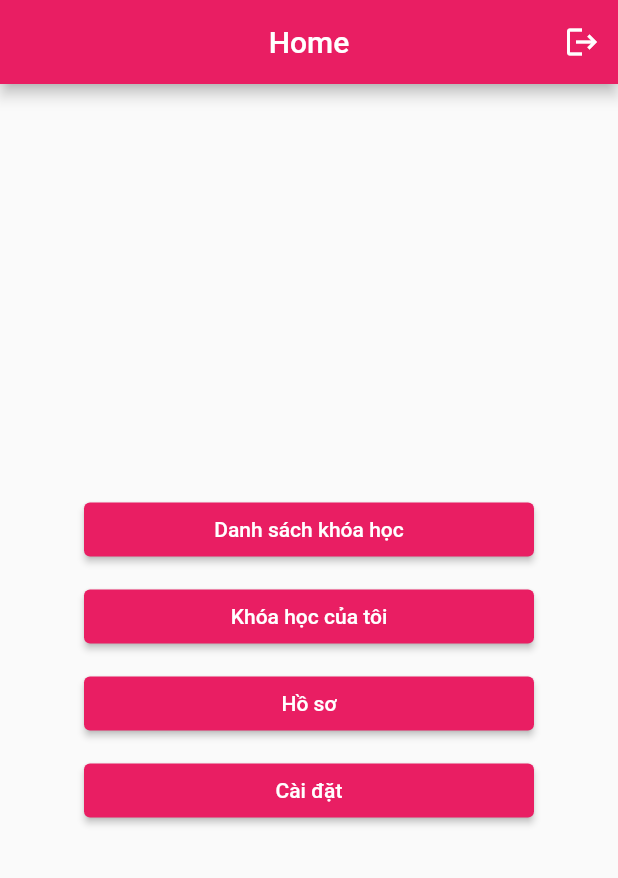
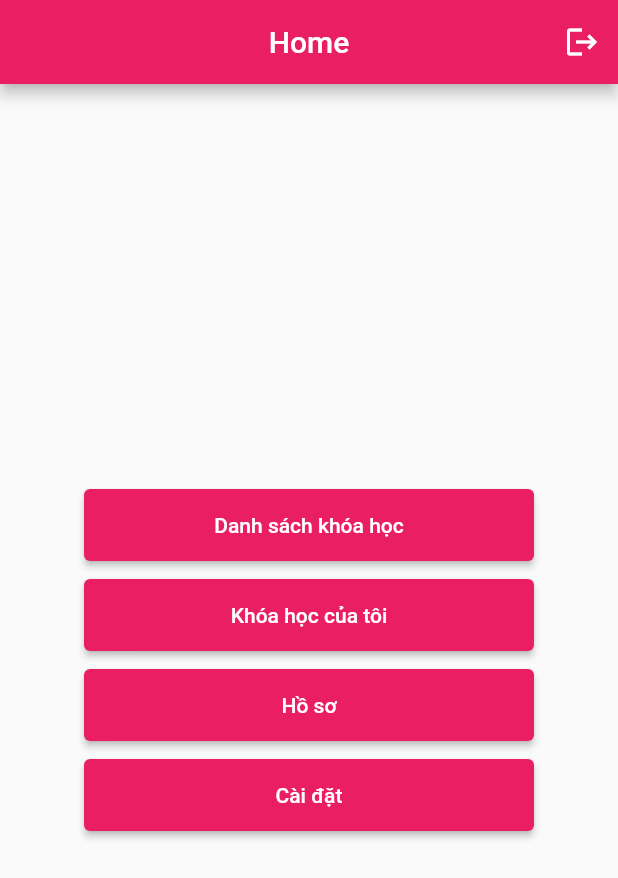
Before and after one commit to pvc97/code-space-client, a Flutter app: the HomeScreen screen opened by its route, on a phone screen of 412 x 824 dp. Shown: the top 878 px of the screen. Run offline on Flutter 3.47's test engine with Material 2 defaults, Android fonts, the phone set to English and light mode, and no system bars; our stand-ins replace dio, equatable, flutter_bloc, flutter_dotenv, flutter_easyloading, get_it and 6 more; missing offline and left inert: code_text_field; accounts and stored records are empty; generated files the repository leaves out were written again.

Commit message:
Refactor UI.

```diff
--- a/lib/constants/app_sizes.dart
+++ b/lib/constants/app_sizes.dart
@@ -2,36 +2,45 @@ import 'package:flutter/material.dart';
 
 /// Constant sizes to be used in the app (paddings, gaps, rounded corners etc.)
 class Sizes {
-  static const p4 = 4.0;
-  static const p8 = 8.0;
-  static const p12 = 12.0;
-  static const p16 = 16.0;
-  static const p20 = 20.0;
-  static const p24 = 24.0;
-  static const p32 = 32.0;
-  static const p48 = 48.0;
-  static const p64 = 64.0;
-  static const p200 = 200.0;
+  Sizes._();
+  static const s4 = 4.0;
+  static const s8 = 8.0;
+  static const s12 = 12.0;
+  static const s16 = 16.0;
+  static const s20 = 20.0;
+  static const s24 = 24.0;
+  static const s32 = 32.0;
+  static const s48 = 48.0;
+  static const s64 = 64.0;
+  static const s200 = 200.0;
+  static const s300 = 300.0;
 }
 
-/// Constant gap widths
-const gapW4 = SizedBox(width: Sizes.p4);
-const gapW8 = SizedBox(width: Sizes.p8);
-const gapW12 = SizedBox(width: Sizes.p12);
-const gapW16 = SizedBox(width: Sizes.p16);
-const gapW20 = SizedBox(width: Sizes.p20);
-const gapW24 = SizedBox(width: Sizes.p24);
-const gapW32 = SizedBox(width: Sizes.p32);
-const gapW48 = SizedBox(width: Sizes.p48);
-const gapW64 = SizedBox(width: Sizes.p64);
+class Box extends SizedBox {
+  const Box({
+    super.width,
+    super.height,
+    super.key,
+    super.child,
+  });
 
-/// Constant gap heights
-const gapH4 = SizedBox(height: Sizes.p4);
-const gapH8 = SizedBox(height: Sizes.p8);
-const gapH12 = SizedBox(height: Sizes.p12);
-const gapH16 = SizedBox(height: Sizes.p16);
-const gapH20 = SizedBox(height: Sizes.p20);
-const gapH24 = SizedBox(height: Sizes.p24);
-const gapH32 = SizedBox(height: Sizes.p32);
-const gapH48 = SizedBox(height: Sizes.p48);
-const gapH64 = SizedBox(height: Sizes.p64);
+  static const w4 = Box(width: Sizes.s4);
+  static const w8 = Box(width: Sizes.s8);
+  static const w12 = Box(width: Sizes.s12);
+  static const w16 = Box(width: Sizes.s16);
+  static const w20 = Box(width: Sizes.s20);
+  static const w24 = Box(width: Sizes.s24);
+  static const w32 = Box(width: Sizes.s32);
+  static const w48 = Box(width: Sizes.s48);
+  static const w64 = Box(width: Sizes.s64);
+
+  static const h4 = Box(height: Sizes.s4);
+  static const h8 = Box(height: Sizes.s8);
+  static const h12 = Box(height: Sizes.s12);
+  static const h16 = Box(height: Sizes.s16);
+  static const h20 = Box(height: Sizes.s20);
+  static const h24 = Box(height: Sizes.s24);
+  static const h32 = Box(height: Sizes.s32);
+  static const h48 = Box(height: Sizes.s48);
+  static const h64 = Box(height: Sizes.s64);
+}
--- /dev/null
+++ b/lib/presentation/common_widgets/app_elevated_button.dart
@@ -0,0 +1,25 @@
+import 'package:code_space_client/constants/app_sizes.dart';
+import 'package:flutter/material.dart';
+
+class AppElevatedButton extends StatelessWidget {
+  final VoidCallback? onPressed;
+  final String text;
+
+  const AppElevatedButton({
+    Key? key,
+    this.onPressed,
+    required this.text,
+  }) : super(key: key);
+
+  @override
+  Widget build(BuildContext context) {
+    return ElevatedButton(
+      onPressed: onPressed,
+      child: Container(
+        alignment: Alignment.center,
+        padding: const EdgeInsets.symmetric(vertical: Sizes.s16),
+        child: Text(text),
+      ),
+    );
+  }
+}
--- a/lib/presentation/course_detail/course_detail.dart
+++ b/lib/presentation/course_detail/course_detail.dart
@@ -1,4 +1,4 @@
-import 'package:code_space_client/presentation/widgets/adaptive_app_bar.dart';
+import 'package:code_space_client/presentation/common_widgets/adaptive_app_bar.dart';
 import 'package:flutter/material.dart';
 import 'package:go_router/go_router.dart';
 
--- a/lib/presentation/course_list/course_list_screen.dart
+++ b/lib/presentation/course_list/course_list_screen.dart
@@ -1,4 +1,4 @@
-import 'package:code_space_client/presentation/widgets/adaptive_app_bar.dart';
+import 'package:code_space_client/presentation/common_widgets/adaptive_app_bar.dart';
 import 'package:code_space_client/utils/logger/logger.dart';
 import 'package:flutter/material.dart';
 import 'package:go_router/go_router.dart';
--- a/lib/presentation/home/home_screen.dart
+++ b/lib/presentation/home/home_screen.dart
@@ -1,7 +1,9 @@
+import 'package:code_space_client/constants/app_sizes.dart';
 import 'package:code_space_client/cubits/auth/auth_cubit.dart';
 import 'package:code_space_client/cubits/user/user_cubit.dart';
 import 'package:code_space_client/generated/l10n.dart';
-import 'package:code_space_client/presentation/widgets/adaptive_app_bar.dart';
+import 'package:code_space_client/presentation/common_widgets/adaptive_app_bar.dart';
+import 'package:code_space_client/presentation/common_widgets/app_elevated_button.dart';
 import 'package:code_space_client/router/app_router.dart';
 import 'package:flutter/material.dart';
 import 'package:flutter_bloc/flutter_bloc.dart';
@@ -36,37 +38,35 @@ class _HomeScreenState extends State<HomeScreen> {
         ],
       ),
       body: Center(
-        child: Container(
-          constraints: const BoxConstraints(maxWidth: 300.0),
+        child: Box(
+          width: Sizes.s300,
           child: ListView(
             shrinkWrap: true,
             children: [
-              ElevatedButton(
-                onPressed: () {
-                  context.goNamed(AppRoute.courses.name);
-                },
-                child: Text(S.of(context).course_list),
+              AppElevatedButton(
+                onPressed: () => context.goNamed(AppRoute.courses.name),
+                text: S.of(context).course_list,
               ),
-              const SizedBox(height: 10),
-              ElevatedButton(
+              Box.h12,
+              AppElevatedButton(
                 onPressed: () {
                   context.goNamed(AppRoute.courses.name, queryParams: {
                     'me': 'true',
                   });
                 },
-                child: Text(S.of(context).my_courses),
+                text: S.of(context).my_courses,
               ),
-              const SizedBox(height: 10),
-              ElevatedButton(
+              Box.h12,
+              AppElevatedButton(
                 onPressed: () {
                   context.goNamed(AppRoute.profile.name);
                 },
-                child: Text(S.of(context).profile),
+                text: S.of(context).profile,
               ),
-              const SizedBox(height: 10),
-              ElevatedButton(
+              Box.h12,
+              AppElevatedButton(
                 onPressed: () {},
-                child: Text(S.of(context).settings),
+                text: S.of(context).settings,
               ),
             ],
           ),
--- a/lib/presentation/problem/problem_screen.dart
+++ b/lib/presentation/problem/problem_screen.dart
@@ -1,5 +1,5 @@
 import 'package:code_space_client/constants/app_sizes.dart';
-import 'package:code_space_client/presentation/widgets/adaptive_app_bar.dart';
+import 'package:code_space_client/presentation/common_widgets/adaptive_app_bar.dart';
 import 'package:code_text_field/code_text_field.dart';
 import 'package:flutter/material.dart';
 import 'package:go_router/go_router.dart';
@@ -59,7 +59,7 @@ class _ProblemScreenState extends State<ProblemScreen>
                 '< ${S.of(context).problem_tab}',
                 style: const TextStyle(
                   color: Colors.white,
-                  fontSize: Sizes.p20,
+                  fontSize: Sizes.s20,
                 ),
               ),
             ),
@@ -71,7 +71,7 @@ class _ProblemScreenState extends State<ProblemScreen>
                 '${S.of(context).code_tab} >',
                 style: const TextStyle(
                   color: Colors.white,
-                  fontSize: Sizes.p20,
+                  fontSize: Sizes.s20,
                 ),
               ),
             ),
--- a/lib/presentation/problem_history/problem_history_screen.dart
+++ b/lib/presentation/problem_history/problem_history_screen.dart
@@ -1,4 +1,4 @@
-import 'package:code_space_client/presentation/widgets/adaptive_app_bar.dart';
+import 'package:code_space_client/presentation/common_widgets/adaptive_app_bar.dart';
 import 'package:flutter/material.dart';
 import 'package:go_router/go_router.dart';
 
@@ -25,7 +25,7 @@ class ProblemHistoryScreen extends StatelessWidget {
         title: Text(S.of(context).problem_history),
       ),
       body: ListView.builder(
-        padding: const EdgeInsets.all(Sizes.p20),
+        padding: const EdgeInsets.all(Sizes.s20),
         itemCount: 20,
         itemBuilder: (context, index) {
           return GestureDetector(
--- a/lib/presentation/ranking/ranking_screen.dart
+++ b/lib/presentation/ranking/ranking_screen.dart
@@ -2,7 +2,7 @@ import 'package:flutter/material.dart';
 
 import 'package:code_space_client/constants/app_sizes.dart';
 import 'package:code_space_client/generated/l10n.dart';
-import 'package:code_space_client/presentation/widgets/adaptive_app_bar.dart';
+import 'package:code_space_client/presentation/common_widgets/adaptive_app_bar.dart';
 
 class RankingScreen extends StatelessWidget {
   final bool me;
@@ -21,7 +21,7 @@ class RankingScreen extends StatelessWidget {
         title: Text(S.of(context).ranking),
       ),
       body: ListView.builder(
-        padding: const EdgeInsets.all(Sizes.p20),
+        padding: const EdgeInsets.all(Sizes.s20),
         itemCount: 20,
         itemBuilder: (BuildContext context, int index) {
           return Card(
```
Also changed, not shown: lib/presentation/auth/login_screen.dart (+8 -6 lines), lib/presentation/auth/sign_up_screen.dart (+7 -6 lines), lib/presentation/problem_result/problem_result_screen.dart (+4 -4 lines), lib/presentation/profile/profile_screen.dart (+11 -14 lines), lib/presentation/common_widgets/adaptive_app_bar.dart (renamed from lib/presentation/widgets/adaptive_app_bar.dart).
